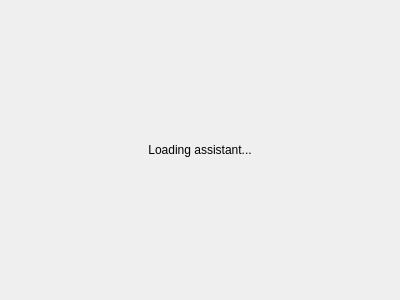
KDE/kdepim-runtime, file accountwizard/loadpage.ui: the form before one commit.
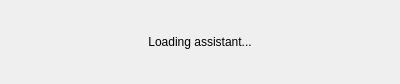
The form after the commit.

Commit message: Resize initial screen. Add support for a cli option to point to a tar-package.

Patch:
```diff
--- a/accountwizard/loadpage.ui
+++ b/accountwizard/loadpage.ui
@@ -7,7 +7,7 @@
     <x>0</x>
     <y>0</y>
     <width>400</width>
-    <height>300</height>
+    <height>84</height>
    </rect>
   </property>
   <layout class="QVBoxLayout" name="verticalLayout">
```
The commit also changes 6 other files.
